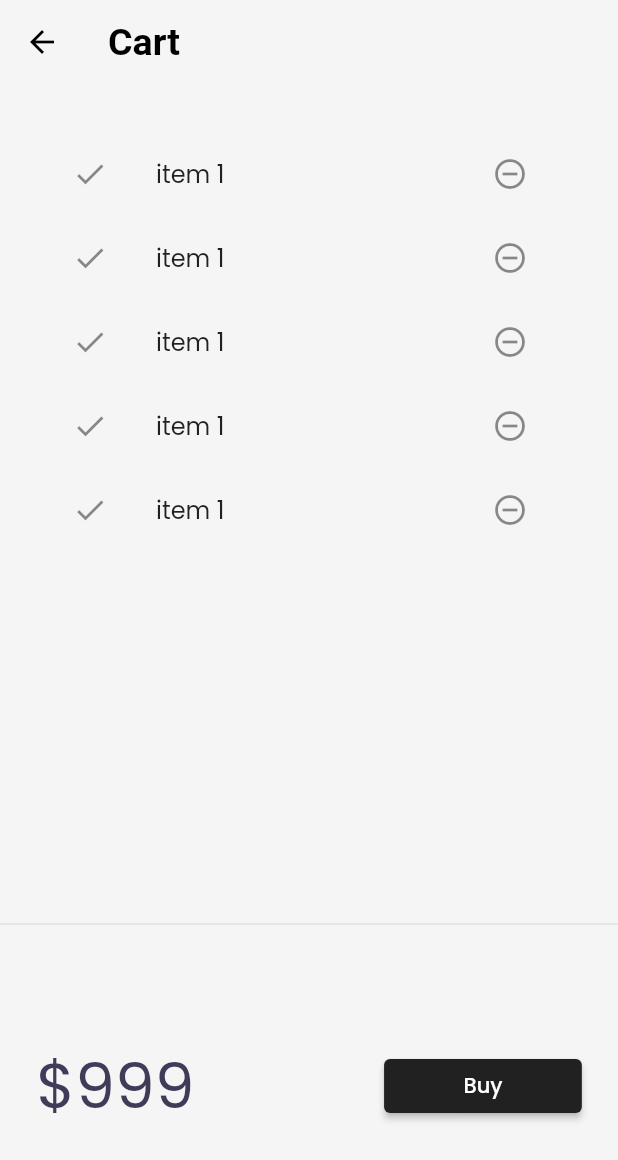
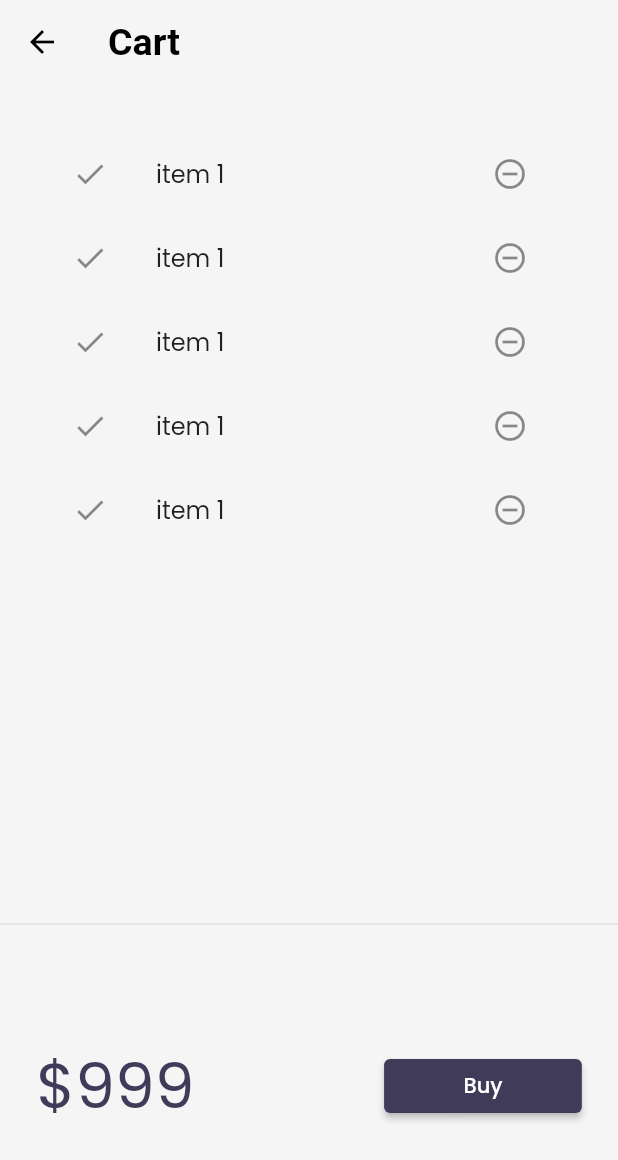
Before and after one commit to dcaayushd/30DaysofFlutter, a Flutter app: the screen it shows after launch, after a tap on an icon or button, on a phone screen of 412 x 824 dp. Shown: the top 1160 px of the screen. Run offline on Flutter 3.47's test engine with Material 2 defaults, Android fonts, the phone set to English and light mode, and no system bars; our stand-ins replace google_fonts, velocity_x; network calls fail.

Commit message:
Day 23 completed

```diff
--- a/lib/models/catalog.dart
+++ b/lib/models/catalog.dart
@@ -5,11 +5,11 @@ class CatalogModel {
   static List<Item> items = [];
 
   //Get item by Id
-  static Item getById(int id) =>
+  Item getById(int id) =>
       items.firstWhere((element) => element.id == id, orElse: null);
 
   //Get item by Position
-  static Item getByPosition(int pos) => items[pos];
+  Item getByPosition(int pos) => items[pos];
 }
 
 class Item {
--- a/lib/pages/cart_page.dart
+++ b/lib/pages/cart_page.dart
@@ -33,7 +33,10 @@ class _CartTotal extends StatelessWidget {
           "\$999".text.xl5.color(context.theme.colorScheme.secondary).make(),
           30.widthBox,
           ElevatedButton(
-                  onPressed: (() {}),
+                  onPressed: (() {
+                    ScaffoldMessenger.of(context).showSnackBar(SnackBar(
+                        content: 'Buying not supported yet'.text.make()));
+                  }),
                   style: ButtonStyle(
                       backgroundColor: MaterialStateProperty.all(context
                           .theme.floatingActionButtonTheme.backgroundColor)),
--- a/lib/widgets/home_widgets/catalog_list.dart
+++ b/lib/widgets/home_widgets/catalog_list.dart
@@ -13,7 +13,7 @@ class CatalogList extends StatelessWidget {
         shrinkWrap: true,
         itemCount: CatalogModel.items.length,
         itemBuilder: ((context, index) {
-          final catalog = CatalogModel.getByPosition(index);
+          final catalog = CatalogModel.items[index];
           return InkWell(
               onTap: () {
                 Navigator.push(context, MaterialPageRoute(builder: ((context) {
--- a/lib/widgets/themes.dart
+++ b/lib/widgets/themes.dart
@@ -9,7 +9,7 @@ class MyTheme {
         canvasColor: creamColor,
         // buttonColor: darkBluishColor, //deprecated
         floatingActionButtonTheme: const FloatingActionButtonThemeData(
-          backgroundColor: Color(0xff212121),
+          backgroundColor: Color(0xff403b58),
           foregroundColor: Colors.white,
         ),
         colorScheme: ColorScheme.fromSwatch(primarySwatch: Colors.deepPurple)
@@ -44,7 +44,7 @@ class MyTheme {
       );
 
   static Color creamColor = Color(0xfff5f5f5);
-  static Color darkCreamColor = Color(0xFF111827);
-  static Color lightBluishColor = Color(0xFF6366F1);
+  static Color darkCreamColor = Vx.gray900;
+  static Color lightBluishColor = Vx.indigo500;
   static Color darkBluishColor = Color(0xff403b58);
 }
```
Also changed, not shown: lib/models/cart.dart (added, +36 -0 lines).
